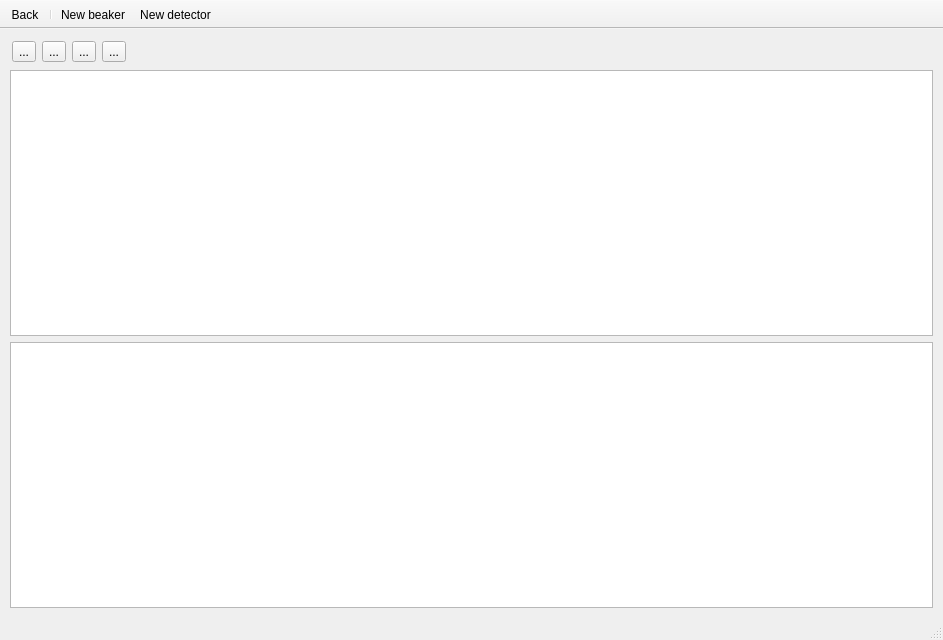
This is nailab.ui in bytting/nailab as Qt 5 draws it before an edit. The edited form follows.
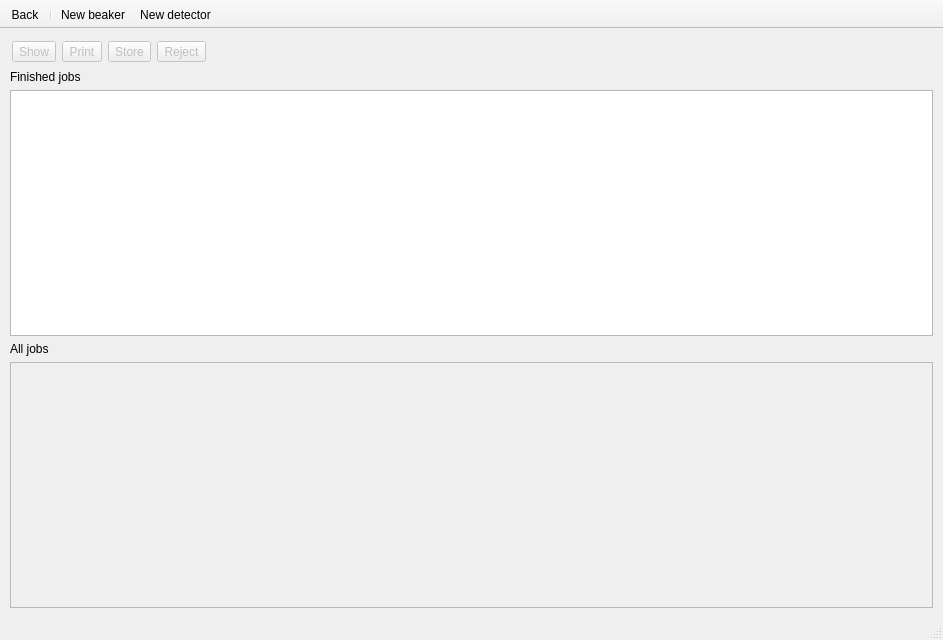
This is the edited form. Icons and pictures are not drawn.

The edit to the form file:
```diff
--- a/nailab.ui
+++ b/nailab.ui
@@ -1735,29 +1735,41 @@
            </property>
            <item>
             <widget class="QToolButton" name="btnJobShow">
+             <property name="enabled">
+              <bool>false</bool>
+             </property>
              <property name="text">
-              <string>...</string>
+              <string>Show</string>
              </property>
             </widget>
            </item>
            <item>
             <widget class="QToolButton" name="btnJobPrint">
+             <property name="enabled">
+              <bool>false</bool>
+             </property>
              <property name="text">
-              <string>...</string>
+              <string>Print</string>
              </property>
             </widget>
            </item>
            <item>
             <widget class="QToolButton" name="btnJobStore">
+             <property name="enabled">
+              <bool>false</bool>
+             </property>
              <property name="text">
-              <string>...</string>
+              <string>Store</string>
              </property>
             </widget>
            </item>
            <item>
             <widget class="QToolButton" name="btnJobReject">
+             <property name="enabled">
+              <bool>false</bool>
+             </property>
              <property name="text">
-              <string>...</string>
+              <string>Reject</string>
              </property>
             </widget>
            </item>
@@ -1778,41 +1790,41 @@
          </widget>
         </item>
         <item>
-         <widget class="QTableWidget" name="twJobs">
-          <property name="selectionMode">
-           <enum>QAbstractItemView::SingleSelection</enum>
+         <widget class="QLabel" name="label_62">
+          <property name="text">
+           <string>Finished jobs</string>
           </property>
+         </widget>
+        </item>
+        <item>
+         <widget class="QListView" name="lvFinishedJobs">
           <property name="selectionBehavior">
            <enum>QAbstractItemView::SelectRows</enum>
           </property>
-          <property name="gridStyle">
-           <enum>Qt::NoPen</enum>
+          <property name="viewMode">
+           <enum>QListView::IconMode</enum>
           </property>
-          <property name="columnCount">
-           <number>6</number>
+         </widget>
+        </item>
+        <item>
+         <widget class="QLabel" name="label_24">
+          <property name="text">
+           <string>All jobs</string>
           </property>
-          <attribute name="horizontalHeaderVisible">
-           <bool>false</bool>
-          </attribute>
-          <attribute name="horizontalHeaderDefaultSectionSize">
-           <number>120</number>
-          </attribute>
-          <attribute name="horizontalHeaderStretchLastSection">
-           <bool>false</bool>
-          </attribute>
-          <attribute name="verticalHeaderVisible">
-           <bool>false</bool>
-          </attribute>
-          <column/>
-          <column/>
-          <column/>
-          <column/>
-          <column/>
-          <column/>
          </widget>
         </item>
         <item>
-         <widget class="QListView" name="lvJobs"/>
+         <widget class="QListView" name="lvRunningJobs">
+          <property name="enabled">
+           <bool>false</bool>
+          </property>
+          <property name="selectionMode">
+           <enum>QAbstractItemView::NoSelection</enum>
+          </property>
+          <property name="viewMode">
+           <enum>QListView::IconMode</enum>
+          </property>
+         </widget>
         </item>
        </layout>
       </widget>
```
Left out of the diff: 72 changed lines with no effect on the pictures.
